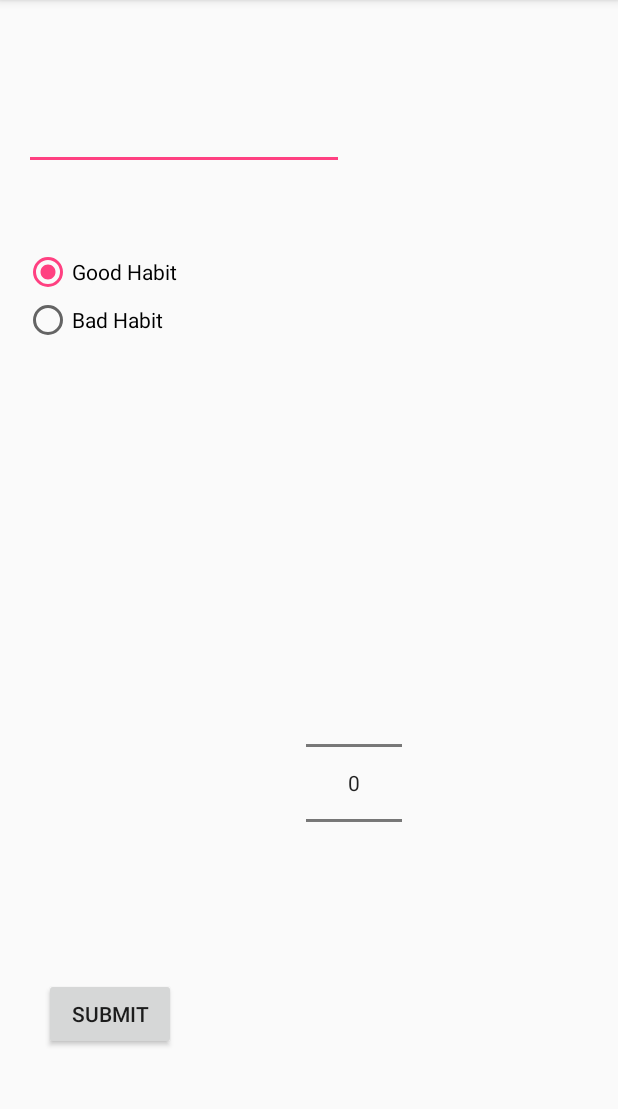
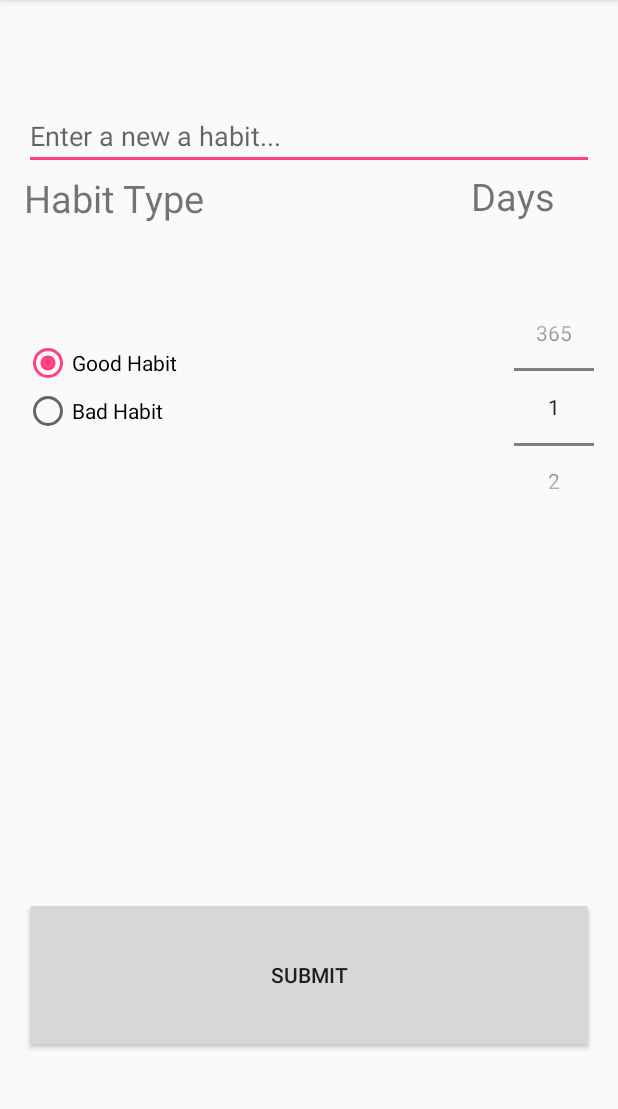
Before and after one commit to Digized/TheHabit, an Android app: the AddHabit screen opened directly, with no data from a screen before it, on a phone screen of 412 x 824 dp, the part 84-1193 px from its top. Run offline under Robolectric (Android 15) with nearby library versions, the phone set to English and light mode, and no system bars.

Commit message:
Update habit activity to improve layout

```diff
--- a/app/src/main/java/org/coolpeople/thehabit/AddHabit.java
+++ b/app/src/main/java/org/coolpeople/thehabit/AddHabit.java
@@ -18,6 +18,12 @@ public class AddHabit extends AppCompatActivity {
     protected void onCreate(Bundle savedInstanceState) {
         super.onCreate(savedInstanceState);
         setContentView(R.layout.activity_add_habit);
+
+        final NumberPicker numPicker = (NumberPicker)findViewById(R.id.numberPicker);
+        numPicker.setMinValue(1);
+        numPicker.setMaxValue(365);
+        numPicker.setWrapSelectorWheel(true);
+
         Button newHabit = (Button) findViewById(R.id.submitHabit);
         newHabit.setOnClickListener(new View.OnClickListener() {
             @Override
@@ -30,7 +36,6 @@ public class AddHabit extends AppCompatActivity {
                 int indx = radioButtonGroup.indexOfChild(radioButton);
 
                 // Get data from number picker
-                NumberPicker numPicker = (NumberPicker)findViewById(R.id.numberPicker);
                 int duration = numPicker.getValue();
 
                 Button p1_button = (Button)findViewById(R.id.submitHabit);
--- a/app/src/main/res/layout/activity_add_habit.xml
+++ b/app/src/main/res/layout/activity_add_habit.xml
@@ -1,33 +1,75 @@
 <?xml version="1.0" encoding="utf-8"?>
-<RelativeLayout xmlns:android="http://schemas.android.com/apk/res/android"
+<LinearLayout xmlns:android="http://schemas.android.com/apk/res/android"
     xmlns:tools="http://schemas.android.com/tools"
     android:id="@+id/activity_add_habit"
     android:layout_width="match_parent"
     android:layout_height="match_parent"
-    android:paddingBottom="@dimen/activity_vertical_margin"
     android:paddingLeft="@dimen/activity_horizontal_margin"
     android:paddingRight="@dimen/activity_horizontal_margin"
     android:paddingTop="@dimen/activity_vertical_margin"
-    tools:context="org.coolpeople.thehabit.AddHabit">
+    tools:context="org.coolpeople.thehabit.AddHabit"
+    android:weightSum="1"
+    android:orientation="vertical">
 
-    <Button
-        android:text="@string/submit"
+    <EditText
+        android:layout_width="match_parent"
+        android:layout_height="wrap_content"
+        android:inputType="textPersonName"
+        android:ems="10"
+        android:id="@+id/editText2"
+        android:layout_alignParentTop="true"
+        android:layout_alignParentLeft="true"
+        android:layout_alignParentStart="true"
+        android:layout_marginTop="52dp"
+        android:hint="Enter a new a habit..." />
+
+    <RelativeLayout
+        android:layout_width="wrap_content"
+        android:layout_height="145dp"
+        android:layout_weight="0.46">
+
+        <RelativeLayout
+            android:layout_width="353dp"
+            android:layout_height="37dp">
+
+            <TextView
+                android:text="Days"
+                android:textSize="25dp"
+                android:gravity="right"
                 android:layout_width="wrap_content"
                 android:layout_height="wrap_content"
+                android:id="@+id/textView7"
                 android:layout_alignParentBottom="true"
-        android:layout_marginLeft="13dp"
-        android:layout_marginStart="13dp"
-        android:layout_marginBottom="52dp"
-        android:id="@+id/submitHabit" />
+                android:layout_alignParentRight="true"
+                android:layout_alignParentEnd="true"
+                android:layout_alignParentTop="true" />
+
+            <TextView
+                android:text="Habit Type"
+                android:textSize="25dp"
+                android:layout_width="wrap_content"
+                android:layout_height="wrap_content"
+                android:id="@+id/textView6"
+                android:layout_centerVertical="true"
+                android:layout_alignParentLeft="true"
+                android:layout_alignParentStart="true" />
+        </RelativeLayout>
+
+        <NumberPicker
+            android:layout_width="53dp"
+            android:layout_height="148dp"
+            android:id="@+id/numberPicker"
+            android:layout_centerVertical="true"
+            android:layout_alignParentRight="true"
+            android:layout_alignParentEnd="true" />
 
         <RadioGroup
             android:id="@+id/radioHabitType"
-        android:layout_width="wrap_content"
-        android:layout_height="wrap_content"
-        android:layout_alignParentTop="true"
+            android:layout_width="131dp"
+            android:layout_height="90dp"
+            android:layout_centerVertical="true"
             android:layout_alignParentLeft="true"
-        android:layout_alignParentStart="true"
-        android:layout_marginTop="149dp">
+            android:layout_alignParentStart="true">
 
             <RadioButton
                 android:id="@+id/radioGood"
@@ -44,27 +86,19 @@
 
         </RadioGroup>
 
-    <EditText
-        android:layout_width="wrap_content"
+    </RelativeLayout>
+
+    <Space
+        android:layout_width="match_parent"
+        android:layout_height="80dp"
+        android:layout_weight="0.24" />
+
+    <Button
+        android:text="@string/submit"
+        android:layout_width="match_parent"
         android:layout_height="wrap_content"
-        android:inputType="textPersonName"
-        android:ems="10"
-        android:id="@+id/editText2"
-        android:layout_alignParentTop="true"
-        android:layout_alignParentLeft="true"
-        android:layout_alignParentStart="true"
-        android:layout_marginTop="52dp" />
+        android:layout_marginBottom="10dp"
+        android:id="@+id/submitHabit"
+        android:layout_weight="0.15" />
 
-    <NumberPicker
-        android:layout_width="wrap_content"
-        android:layout_height="wrap_content"
-        android:id="@+id/numberPicker"
-        android:layout_marginLeft="86dp"
-        android:layout_marginStart="86dp"
-        android:layout_above="@+id/submitHabit"
-        android:layout_toRightOf="@+id/radioHabitType"
-        android:layout_toEndOf="@+id/radioHabitType"
-        android:layout_marginBottom="40dp" />
-
-
-</RelativeLayout>
+</LinearLayout>
--- a/app/src/main/res/layout/activity_main.xml
+++ b/app/src/main/res/layout/activity_main.xml
@@ -21,8 +21,6 @@
 
     </android.support.design.widget.AppBarLayout>
 
-    <include layout="@layout/content_main" />
-
     <android.support.design.widget.FloatingActionButton
         android:id="@+id/fab"
         android:layout_width="wrap_content"
@@ -31,4 +29,6 @@
         android:layout_margin="@dimen/fab_margin"
         app:srcCompat="@drawable/ic_add_black_24dp" />
 
+    <include layout="@layout/content_main" />
+
 </android.support.design.widget.CoordinatorLayout>
```
Lines whose indentation alone changed are shown as unchanged.
